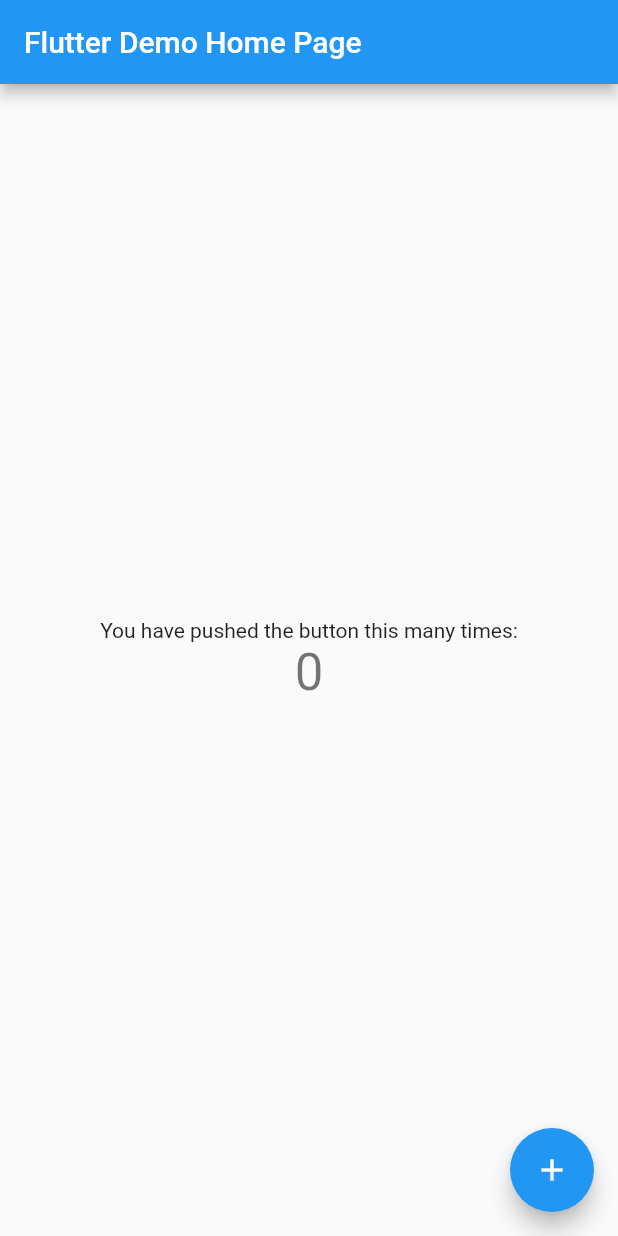
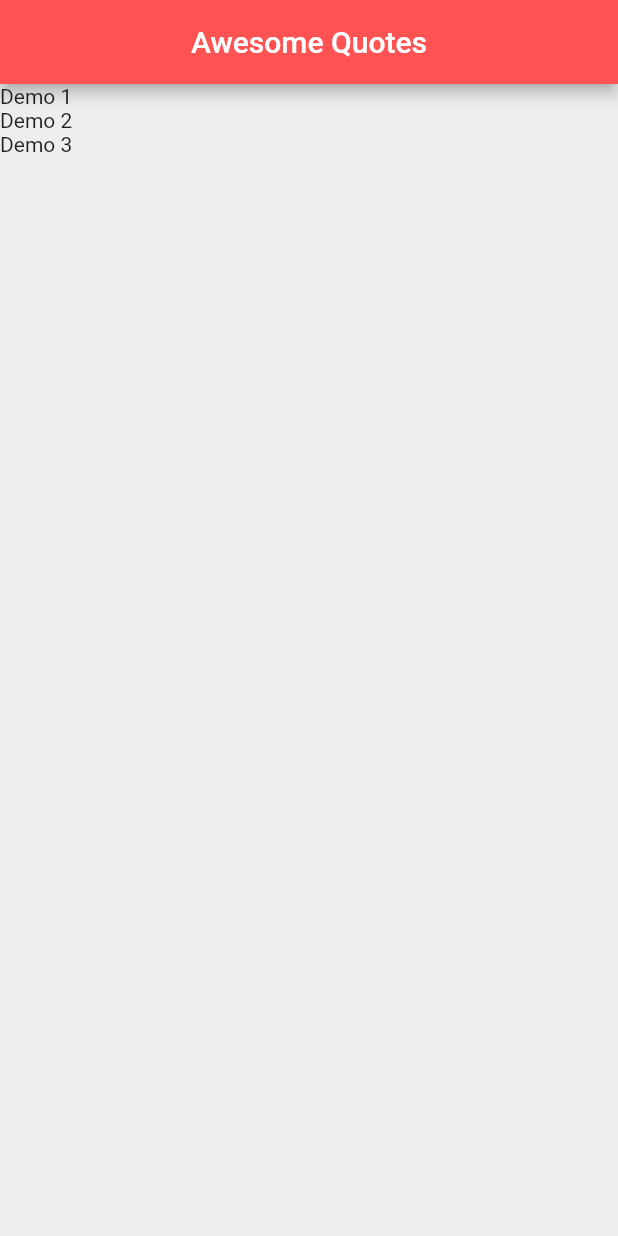
Before and after one commit to LuisYauri/quotes, a Flutter app: the screen it shows after launch, on a phone screen of 412 x 824 dp. Run offline on Flutter 3.47's test engine with Material 2 defaults, Android fonts, the phone set to English and light mode, and no system bars.

Commit message:
Add list of data

```diff
--- a/lib/main.dart
+++ b/lib/main.dart
@@ -1,117 +1,35 @@
 import 'package:flutter/material.dart';
 
-void main() {
-  runApp(MyApp());
+void main() => runApp(MaterialApp(
+      home: QuoteList(),
+    ));
+
+class QuoteList extends StatefulWidget {
+  @override
+  _QuoteListState createState() => _QuoteListState();
 }
 
-class MyApp extends StatelessWidget {
-  // This widget is the root of your application.
+class _QuoteListState extends State<QuoteList> {
+  List<String> quotes = [
+    'Demo 1',
+    'Demo 2',
+    'Demo 3',
+  ];
+
   @override
   Widget build(BuildContext context) {
-    return MaterialApp(
-      title: 'Flutter Demo',
-      theme: ThemeData(
-        // This is the theme of your application.
-        //
-        // Try running your application with "flutter run". You'll see the
-        // application has a blue toolbar. Then, without quitting the app, try
-        // changing the primarySwatch below to Colors.green and then invoke
-        // "hot reload" (press "r" in the console where you ran "flutter run",
-        // or simply save your changes to "hot reload" in a Flutter IDE).
-        // Notice that the counter didn't reset back to zero; the application
-        // is not restarted.
-        primarySwatch: Colors.blue,
-        // This makes the visual density adapt to the platform that you run
-        // the app on. For desktop platforms, the controls will be smaller and
-        // closer together (more dense) than on mobile platforms.
-        visualDensity: VisualDensity.adaptivePlatformDensity,
+    return Scaffold(
+      backgroundColor: Colors.grey[200],
+      appBar: AppBar(
+        title: Text('Awesome Quotes'),
+        centerTitle: true,
+        backgroundColor: Colors.redAccent,
       ),
-      home: MyHomePage(title: 'Flutter Demo Home Page'),
+      body: Column(
+        children: quotes.map((quote) => Text(quote)).toList(),
+      ),
     );
   }
 }
 
-class MyHomePage extends StatefulWidget {
-  MyHomePage({Key key, this.title}) : super(key: key);
-
-  // This widget is the home page of your application. It is stateful, meaning
-  // that it has a State object (defined below) that contains fields that affect
-  // how it looks.
-
-  // This class is the configuration for the state. It holds the values (in this
-  // case the title) provided by the parent (in this case the App widget) and
-  // used by the build method of the State. Fields in a Widget subclass are
-  // always marked "final".
-
-  final String title;
-
-  @override
-  _MyHomePageState createState() => _MyHomePageState();
-}
-
-class _MyHomePageState extends State<MyHomePage> {
-  int _counter = 0;
-
-  void _incrementCounter() {
-    setState(() {
-      // This call to setState tells the Flutter framework that something has
-      // changed in this State, which causes it to rerun the build method below
-      // so that the display can reflect the updated values. If we changed
-      // _counter without calling setState(), then the build method would not be
-      // called again, and so nothing would appear to happen.
-      _counter++;
-    });
-  }
-
-  @override
-  Widget build(BuildContext context) {
-    // This method is rerun every time setState is called, for instance as done
-    // by the _incrementCounter method above.
-    //
-    // The Flutter framework has been optimized to make rerunning build methods
-    // fast, so that you can just rebuild anything that needs updating rather
-    // than having to individually change instances of widgets.
-    return Scaffold(
-      appBar: AppBar(
-        // Here we take the value from the MyHomePage object that was created by
-        // the App.build method, and use it to set our appbar title.
-        title: Text(widget.title),
-      ),
-      body: Center(
-        // Center is a layout widget. It takes a single child and positions it
-        // in the middle of the parent.
-        child: Column(
-          // Column is also a layout widget. It takes a list of children and
-          // arranges them vertically. By default, it sizes itself to fit its
-          // children horizontally, and tries to be as tall as its parent.
-          //
-          // Invoke "debug painting" (press "p" in the console, choose the
-          // "Toggle Debug Paint" action from the Flutter Inspector in Android
-          // Studio, or the "Toggle Debug Paint" command in Visual Studio Code)
-          // to see the wireframe for each widget.
-          //
-          // Column has various properties to control how it sizes itself and
-          // how it positions its children. Here we use mainAxisAlignment to
-          // center the children vertically; the main axis here is the vertical
-          // axis because Columns are vertical (the cross axis would be
-          // horizontal).
-          mainAxisAlignment: MainAxisAlignment.center,
-          children: <Widget>[
-            Text(
-              'You have pushed the button this many times:',
-            ),
-            Text(
-              '$_counter',
-              style: Theme.of(context).textTheme.headline4,
-            ),
-          ],
-        ),
-      ),
-      floatingActionButton: FloatingActionButton(
-        onPressed: _incrementCounter,
-        tooltip: 'Increment',
-        child: Icon(Icons.add),
-      ), // This trailing comma makes auto-formatting nicer for build methods.
-    );
-  }
-}
+//quotes.map((quote) => Text(quote)).toList()
```
Also changed, not shown: 1 other file.
